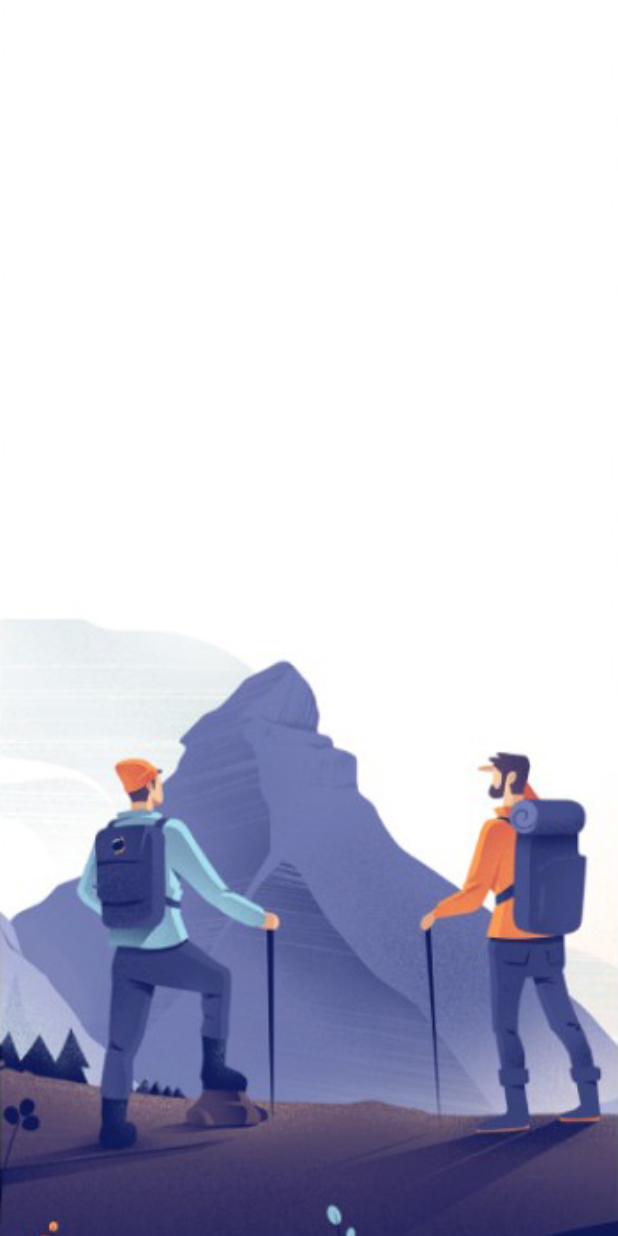
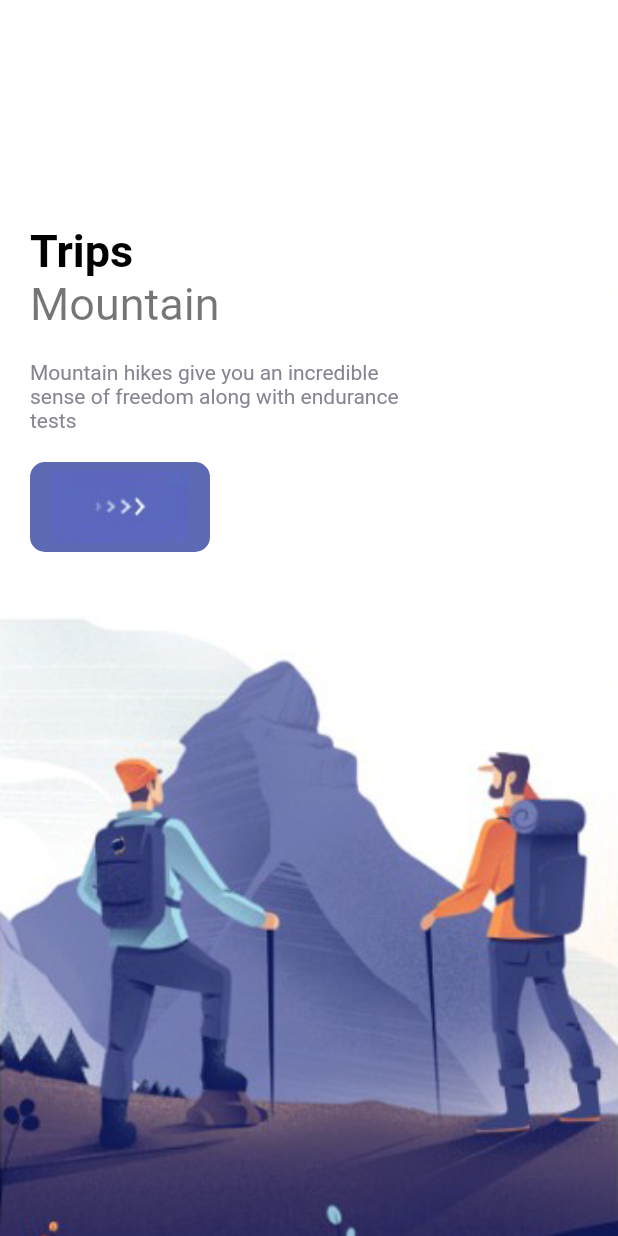
Before and after one commit to ThePenez/Flutter-Cubit-State-Managment-App, a Flutter app: the screen it shows after launch, on a phone screen of 412 x 824 dp. Run offline on Flutter 3.47's test engine with Material 2 defaults, Android fonts, the phone set to English and light mode, and no system bars.

Commit message:
Added welcome page with text and a button

```diff
--- a/lib/pages/welcome_page.dart
+++ b/lib/pages/welcome_page.dart
@@ -1,5 +1,9 @@
 import 'package:flutter/cupertino.dart';
 import 'package:flutter/material.dart';
+import 'package:flutter_cubit/misc/colors.dart';
+import 'package:flutter_cubit/widgets/app_large_text.dart';
+import 'package:flutter_cubit/widgets/app_text.dart';
+import 'package:flutter_cubit/widgets/responsive_button.dart';
 
 class WelcomePage extends StatefulWidget {
   const WelcomePage({Key? key}) : super(key: key);
@@ -13,6 +17,10 @@ class _WelcomePageState extends State<WelcomePage> {
     "welcome-one.png",
     "welcome-two.png",
     "welcome-three.png"
+  ];
+
+  List text = [
+
   ];
 
   @override
@@ -33,6 +41,31 @@ class _WelcomePageState extends State<WelcomePage> {
                   fit: BoxFit.cover
                 )
               ),
+              child: Container(
+                margin: const EdgeInsets.only(top:150, left: 20, right: 20),
+                child: Row(
+                  children: [
+                    Column(
+                      crossAxisAlignment: CrossAxisAlignment.start,
+                      children: [
+                        AppLargeText(text: "Trips"),
+                        AppText(text: "Mountain", textSize: 30),
+                        SizedBox(height: 20,),
+                        Container(
+                          width: 250,
+                          child: AppText(
+                            text: "Mountain hikes give you an incredible sense of freedom along with endurance tests",
+                            color: AppColors.textColor2,
+                            textSize: 14,
+                          ),
+                        ),
+                        SizedBox(height: 20,),
+                        ResponsiveButton(width: 120)
+                      ],
+                    )
+                  ],
+                )
+              ),
             );
       }),
     );
--- /dev/null
+++ b/lib/widgets/app_large_text.dart
@@ -0,0 +1,24 @@
+import 'package:flutter/cupertino.dart';
+import 'package:flutter/material.dart';
+
+class AppLargeText extends StatelessWidget {
+  double textSize;
+  final String text;
+  final Color color;
+  AppLargeText({Key? key,
+    required this.text,
+    this.textSize = 30,
+    this.color = Colors.black}) : super(key: key);
+
+  @override
+  Widget build(BuildContext context) {
+    return Text(
+      text,
+      style: TextStyle(
+        color: color,
+        fontSize: textSize,
+        fontWeight: FontWeight.bold
+      ),
+    );
+  }
+}
--- /dev/null
+++ b/lib/widgets/app_text.dart
@@ -0,0 +1,23 @@
+import 'package:flutter/cupertino.dart';
+import 'package:flutter/material.dart';
+
+class AppText extends StatelessWidget {
+  double textSize;
+  final String text;
+  final Color color;
+  AppText({Key? key,
+    required this.text,
+    this.textSize = 16,
+    this.color = Colors.black54}) : super(key: key);
+
+  @override
+  Widget build(BuildContext context) {
+    return Text(
+      text,
+      style: TextStyle(
+          color: color,
+          fontSize: textSize,
+      ),
+    );
+  }
+}
--- /dev/null
+++ b/lib/widgets/responsive_button.dart
@@ -0,0 +1,27 @@
+import 'package:flutter/cupertino.dart';
+import 'package:flutter_cubit/misc/colors.dart';
+
+class ResponsiveButton extends StatelessWidget {
+  bool isResponsive;
+  double? width;
+
+  ResponsiveButton({Key? key, this.width, this.isResponsive = false}) : super(key: key);
+
+  @override
+  Widget build(BuildContext context) {
+    return Container(
+      width: width,
+      height: 60,
+      decoration: BoxDecoration(
+        borderRadius: BorderRadius.circular(10),
+        color: AppColors.mainColor
+      ),
+      child: Row(
+        mainAxisAlignment: MainAxisAlignment.center,
+        children: [
+          Image.asset("img/button-one.png")
+        ],
+      ),
+    );
+  }
+}
```
